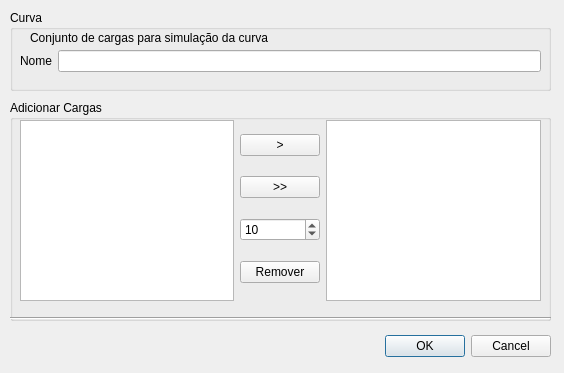
The window that simuload/user_interface/original_design/nova_curva.ui (jpcairesf/simuload) describes before a commit, drawn with Qt 5.
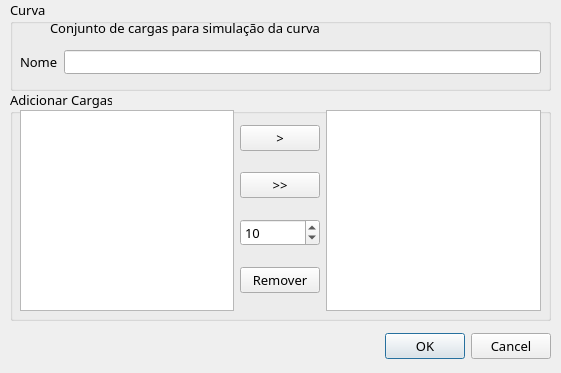
The same window after the commit.

Diff of the .ui file:
```diff
--- a/simuload/user_interface/original_design/nova_curva.ui
+++ b/simuload/user_interface/original_design/nova_curva.ui
@@ -6,7 +6,7 @@
    <rect>
     <x>0</x>
     <y>0</y>
-    <width>564</width>
+    <width>561</width>
     <height>373</height>
    </rect>
   </property>
@@ -16,12 +16,18 @@
   <widget class="QDialogButtonBox" name="buttonBox">
    <property name="geometry">
     <rect>
-     <x>210</x>
+     <x>220</x>
      <y>330</y>
-     <width>341</width>
+     <width>331</width>
      <height>32</height>
     </rect>
    </property>
+   <property name="font">
+    <font>
+     <family>Reem Kufi</family>
+     <pointsize>10</pointsize>
+    </font>
+   </property>
    <property name="orientation">
     <enum>Qt::Horizontal</enum>
    </property>
@@ -33,18 +39,24 @@
    <property name="geometry">
     <rect>
      <x>10</x>
-     <y>10</y>
+     <y>0</y>
      <width>541</width>
-     <height>81</height>
+     <height>91</height>
     </rect>
    </property>
+   <property name="font">
+    <font>
+     <family>Reem Kufi</family>
+     <pointsize>10</pointsize>
+    </font>
+   </property>
    <property name="title">
     <string>Curva</string>
    </property>
    <widget class="QLabel" name="label_6">
     <property name="geometry">
      <rect>
-      <x>20</x>
+      <x>40</x>
       <y>20</y>
       <width>361</width>
       <height>16</height>
@@ -58,21 +70,34 @@
     <property name="geometry">
      <rect>
       <x>10</x>
-      <y>40</y>
+      <y>50</y>
       <width>521</width>
-      <height>31</height>
+      <height>33</height>
      </rect>
     </property>
     <layout class="QFormLayout" name="formLayout_2">
      <item row="0" column="0">
       <widget class="QLabel" name="carga_label_2">
+       <property name="font">
+        <font>
+         <family>Reem Kufi</family>
+         <pointsize>10</pointsize>
+        </font>
+       </property>
        <property name="text">
         <string>Nome</string>
        </property>
       </widget>
      </item>
      <item row="0" column="1">
-      <widget class="QLineEdit" name="curva_nome"/>
+      <widget class="QLineEdit" name="curva_nome">
+       <property name="font">
+        <font>
+         <family>Reem Kufi</family>
+         <pointsize>8</pointsize>
+        </font>
+       </property>
+      </widget>
      </item>
     </layout>
    </widget>
@@ -81,11 +106,17 @@
    <property name="geometry">
     <rect>
      <x>10</x>
-     <y>100</y>
+     <y>90</y>
      <width>541</width>
-     <height>221</height>
+     <height>231</height>
     </rect>
    </property>
+   <property name="font">
+    <font>
+     <family>Reem Kufi</family>
+     <pointsize>10</pointsize>
+    </font>
+   </property>
    <property name="title">
     <string>Adicionar Cargas</string>
    </property>
@@ -95,12 +126,18 @@
       <x>10</x>
       <y>20</y>
       <width>521</width>
-      <height>181</height>
+      <height>201</height>
      </rect>
     </property>
     <layout class="QHBoxLayout" name="horizontalLayout_2">
      <item>
-      <widget class="QListWidget" name="loadList"/>
+      <widget class="QListWidget" name="loadList">
+       <property name="font">
+        <font>
+         <pointsize>8</pointsize>
+        </font>
+       </property>
+      </widget>
      </item>
      <item>
       <layout class="QVBoxLayout" name="verticalLayout_2">
@@ -141,24 +178,17 @@
       </layout>
      </item>
      <item>
-      <widget class="QListWidget" name="addedLoadList"/>
+      <widget class="QListWidget" name="addedLoadList">
+       <property name="font">
+        <font>
+         <pointsize>8</pointsize>
+        </font>
+       </property>
+      </widget>
      </item>
     </layout>
    </widget>
   </widget>
-  <widget class="Line" name="line">
-   <property name="geometry">
-    <rect>
-     <x>10</x>
-     <y>310</y>
-     <width>541</width>
-     <height>16</height>
-    </rect>
-   </property>
-   <property name="orientation">
-    <enum>Qt::Horizontal</enum>
-   </property>
-  </widget>
  </widget>
  <resources/>
  <connections>
```
